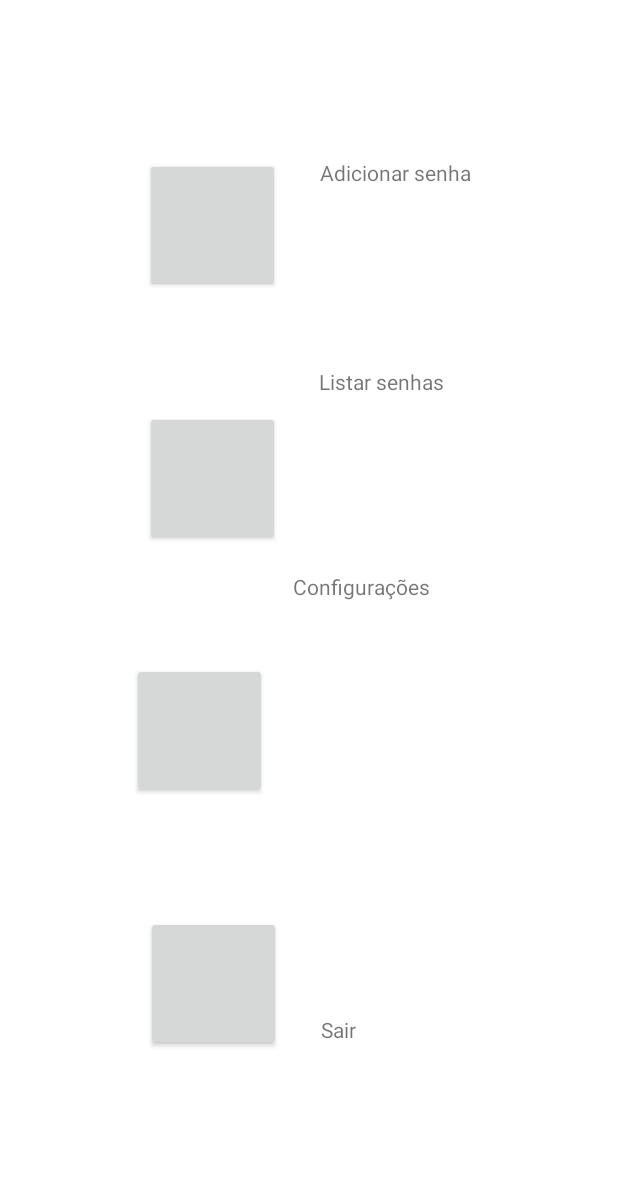
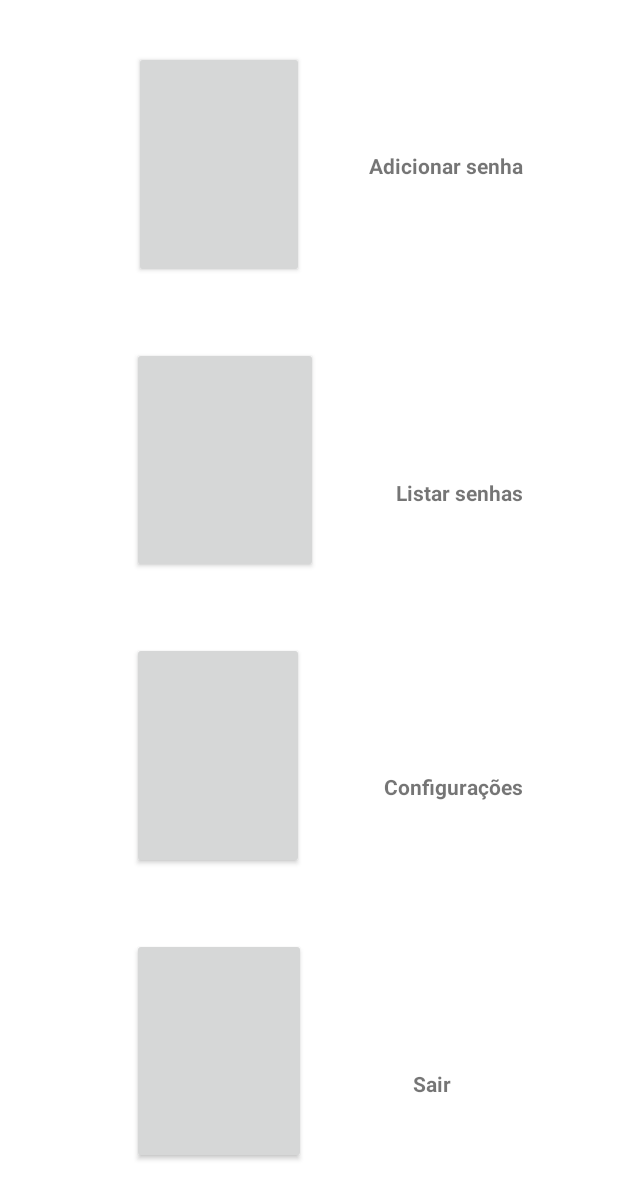
Before and after one commit to DoseDjalmadaDunhaJunior/Bugs-do-Android-Studio, an Android app: the menuActivity screen opened directly, with no data from a screen before it, on a phone screen of 412 x 824 dp. Shown: the top 1199 px of the screen. Run offline under Robolectric (Android 15) with nearby library versions, the phone set to English and light mode, and no system bars; plain views replace CircleButton.

Commit message:
mandei no odeio isso

```diff
--- a/app/src/main/java/com/example/djalmacunha/app/loginActivity.java
+++ b/app/src/main/java/com/example/djalmacunha/app/loginActivity.java
@@ -1,4 +1,5 @@
 package com.example.djalmacunha.app;
+import android.annotation.SuppressLint;
 import android.content.Intent;
 import android.support.design.widget.BottomNavigationView;
 import android.support.v7.app.AppCompatActivity;
@@ -11,6 +12,7 @@ public class loginActivity extends AppCompatActivity{
 
     private BottomNavigationView navigationView;
 
+    @SuppressLint("NewApi")
     @Override
     protected void onCreate(Bundle savedInstanceState) {
         super.onCreate(savedInstanceState);
--- a/app/src/main/java/com/example/djalmacunha/app/menuActivity.java
+++ b/app/src/main/java/com/example/djalmacunha/app/menuActivity.java
@@ -1,11 +1,18 @@
 package com.example.djalmacunha.app;
 
+import android.content.Intent;
 import android.os.Bundle;
 import android.support.v7.app.AppCompatActivity;
+import android.view.View;
 
 public class menuActivity extends AppCompatActivity {
     protected void onCreate(Bundle savedInstanceState) {
         super.onCreate(savedInstanceState);
         setContentView(R.layout.menu);
     }
+
+    public void adicionar(View view) {
+        Intent intent = new Intent(this, adicionarActivity.class);
+        startActivity(intent);
+    }
 }
--- a/app/src/main/res/layout/menu.xml
+++ b/app/src/main/res/layout/menu.xml
@@ -8,14 +8,15 @@
 
     <at.markushi.ui.CircleButton
         android:id="@+id/circleButton3"
-        android:layout_width="90dp"
-        android:layout_height="90dp"
-        android:layout_marginStart="88dp"
-        android:layout_marginLeft="88dp"
-        android:layout_marginTop="54dp"
-        android:layout_marginEnd="17dp"
-        android:layout_marginRight="17dp"
-        android:layout_marginBottom="27dp"
+        android:layout_width="0dp"
+        android:layout_height="0dp"
+        android:layout_marginStart="89dp"
+        android:layout_marginLeft="89dp"
+        android:layout_marginTop="34dp"
+        android:layout_marginEnd="43dp"
+        android:layout_marginRight="43dp"
+        android:layout_marginBottom="46dp"
+        android:onClick="adicionar"
         android:src="@drawable/add2"
         app:cb_color="#ffff4444"
         app:cb_pressedRingWidth="8dip"
@@ -26,13 +27,13 @@
 
     <at.markushi.ui.CircleButton
         android:id="@+id/circleButton4"
-        android:layout_width="90dp"
-        android:layout_height="90dp"
+        android:layout_width="0dp"
+        android:layout_height="0dp"
         android:layout_marginStart="88dp"
         android:layout_marginLeft="88dp"
-        android:layout_marginEnd="17dp"
-        android:layout_marginRight="17dp"
-        android:layout_marginBottom="27dp"
+        android:layout_marginEnd="52dp"
+        android:layout_marginRight="52dp"
+        android:layout_marginBottom="46dp"
         android:src="@drawable/list2"
         app:cb_color="#ffff4444"
         app:cb_pressedRingWidth="8dip"
@@ -43,31 +44,30 @@
 
     <at.markushi.ui.CircleButton
         android:id="@+id/circleButton2"
-        android:layout_width="90dp"
-        android:layout_height="90dp"
+        android:layout_width="0dp"
+        android:layout_height="0dp"
         android:layout_marginStart="88dp"
-        android:layout_marginLeft="108dp"
-        android:layout_marginEnd="17dp"
-        android:layout_marginRight="37dp"
-        android:layout_marginBottom="27dp"
+        android:layout_marginLeft="88dp"
+        android:layout_marginEnd="53dp"
+        android:layout_marginRight="53dp"
+        android:layout_marginBottom="46dp"
         android:src="@drawable/config2"
         app:cb_color="#ffff4444"
         app:cb_pressedRingWidth="8dip"
         app:layout_constraintBottom_toTopOf="@+id/circleButton"
         app:layout_constraintEnd_toStartOf="@+id/textView5"
-        app:layout_constraintHorizontal_chainStyle="spread_inside"
         app:layout_constraintStart_toStartOf="parent"
         app:layout_constraintTop_toBottomOf="@+id/circleButton4" />
 
     <at.markushi.ui.CircleButton
         android:id="@+id/circleButton"
-        android:layout_width="90dp"
-        android:layout_height="90dp"
+        android:layout_width="0dp"
+        android:layout_height="0dp"
         android:layout_marginStart="88dp"
         android:layout_marginLeft="88dp"
-        android:layout_marginEnd="17dp"
-        android:layout_marginRight="17dp"
-        android:layout_marginBottom="72dp"
+        android:layout_marginEnd="71dp"
+        android:layout_marginRight="71dp"
+        android:layout_marginBottom="48dp"
         android:src="@drawable/sair2"
         app:cb_color="#ffff4444"
         app:cb_pressedRingWidth="8dip"
@@ -79,57 +79,57 @@
     <TextView
         android:id="@+id/textView3"
         android:layout_width="wrap_content"
-        android:layout_height="wrap_content"
-        android:layout_marginTop="105dp"
-        android:layout_marginEnd="89dp"
-        android:layout_marginRight="89dp"
-        android:layout_marginBottom="100dp"
+        android:layout_height="17dp"
+        android:layout_marginEnd="63dp"
+        android:layout_marginRight="63dp"
         android:text="Adicionar senha"
-        app:layout_constraintBottom_toTopOf="@+id/textView4"
+        android:textStyle="bold"
+        app:layout_constraintBottom_toBottomOf="@+id/circleButton3"
         app:layout_constraintEnd_toEndOf="parent"
         app:layout_constraintStart_toEndOf="@+id/circleButton3"
-        app:layout_constraintTop_toTopOf="parent" />
+        app:layout_constraintTop_toTopOf="@+id/circleButton3"
+        tools:ignore="HardcodedText" />
 
     <TextView
         android:id="@+id/textView4"
         android:layout_width="wrap_content"
         android:layout_height="wrap_content"
-        android:layout_marginTop="20dp"
-        android:layout_marginEnd="107dp"
-        android:layout_marginRight="107dp"
-        android:layout_marginBottom="97dp"
+        android:layout_marginEnd="63dp"
+        android:layout_marginRight="63dp"
+        android:layout_marginBottom="44dp"
         android:text="Listar senhas"
-        app:layout_constraintBottom_toTopOf="@+id/textView5"
+        android:textStyle="bold"
+        app:layout_constraintBottom_toBottomOf="@+id/circleButton4"
         app:layout_constraintEnd_toEndOf="parent"
         app:layout_constraintStart_toEndOf="@+id/circleButton4"
-        app:layout_constraintTop_toBottomOf="@+id/textView3" />
+        tools:ignore="HardcodedText" />
 
     <TextView
         android:id="@+id/textView5"
-        android:layout_width="0dp"
-        android:layout_height="0dp"
-        android:layout_marginTop="20dp"
-        android:layout_marginEnd="87dp"
-        android:layout_marginRight="87dp"
-        android:layout_marginBottom="30dp"
+        android:layout_width="wrap_content"
+        android:layout_height="wrap_content"
+        android:layout_marginEnd="63dp"
+        android:layout_marginRight="63dp"
+        android:layout_marginBottom="45dp"
         android:text="Configurações"
-        app:layout_constraintBottom_toTopOf="@+id/textView6"
+        android:textStyle="bold"
+        app:layout_constraintBottom_toBottomOf="@+id/circleButton2"
         app:layout_constraintEnd_toEndOf="parent"
         app:layout_constraintStart_toEndOf="@+id/circleButton2"
-        app:layout_constraintTop_toBottomOf="@+id/textView4" />
+        tools:ignore="HardcodedText" />
 
     <TextView
         android:id="@+id/textView6"
         android:layout_width="wrap_content"
         android:layout_height="wrap_content"
-        android:layout_marginTop="0dp"
-        android:layout_marginEnd="165dp"
-        android:layout_marginRight="165dp"
-        android:layout_marginBottom="128dp"
+        android:layout_marginEnd="111dp"
+        android:layout_marginRight="111dp"
+        android:layout_marginBottom="92dp"
         android:text="Sair"
+        android:textStyle="bold"
         app:layout_constraintBottom_toBottomOf="parent"
         app:layout_constraintEnd_toEndOf="parent"
         app:layout_constraintStart_toEndOf="@+id/circleButton"
-        app:layout_constraintTop_toBottomOf="@+id/textView5" />
+        tools:ignore="HardcodedText" />
 
 </android.support.constraint.ConstraintLayout>
```
